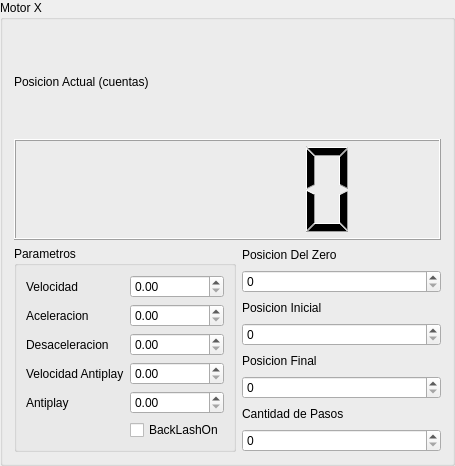
Before: the Qt Designer form components/Platina/conf.ui in FranciscoGauna/Microscopy-Program, drawn with Qt 5.
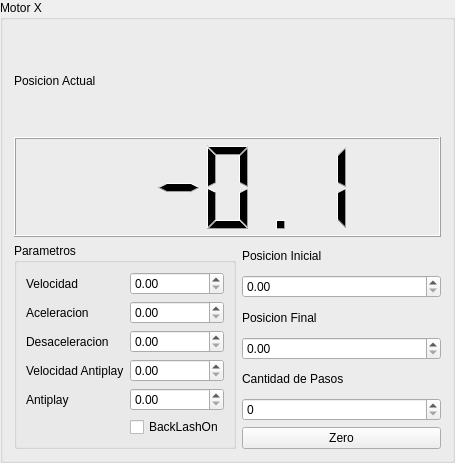
After: the same form once the commit is applied.

The edit to the form file:
```diff
--- a/components/Platina/conf.ui
+++ b/components/Platina/conf.ui
@@ -7,7 +7,7 @@
     <x>0</x>
     <y>0</y>
     <width>455</width>
-    <height>466</height>
+    <height>463</height>
    </rect>
   </property>
   <property name="windowTitle">
@@ -20,12 +20,22 @@
    <item>
     <widget class="QLabel" name="label">
      <property name="text">
-      <string>Posicion Actual (cuentas)</string>
+      <string>Posicion Actual</string>
      </property>
     </widget>
    </item>
    <item>
-    <widget class="QLCDNumber" name="pos_number"/>
+    <widget class="QLCDNumber" name="pos_number">
+     <property name="font">
+      <font>
+       <weight>75</weight>
+       <bold>true</bold>
+      </font>
+     </property>
+     <property name="value" stdset="0">
+      <double>-0.103370000000000</double>
+     </property>
+    </widget>
    </item>
    <item>
     <layout class="QHBoxLayout" name="horizontalLayout">
@@ -98,24 +108,14 @@
      <item>
       <layout class="QVBoxLayout" name="verticalLayout_2">
        <item>
-        <widget class="QLabel" name="label_2">
-         <property name="text">
-          <string>Posicion Del Zero</string>
-         </property>
-        </widget>
-       </item>
-       <item>
-        <widget class="QSpinBox" name="init_pos_sb"/>
-       </item>
-       <item>
-        <widget class="QLabel" name="label_8">
+        <widget class="QLabel" name="initial_pos_label">
          <property name="text">
           <string>Posicion Inicial</string>
          </property>
         </widget>
        </item>
        <item>
-        <widget class="QSpinBox" name="min_pos_sb"/>
+        <widget class="QDoubleSpinBox" name="initial_pos_sb"/>
        </item>
        <item>
         <widget class="QLabel" name="label_9">
@@ -125,7 +125,7 @@
         </widget>
        </item>
        <item>
-        <widget class="QSpinBox" name="max_pos_sb"/>
+        <widget class="QDoubleSpinBox" name="final_pos_sb"/>
        </item>
        <item>
         <widget class="QLabel" name="label_10">
@@ -137,6 +137,13 @@
        <item>
         <widget class="QSpinBox" name="amount_pos_sb"/>
        </item>
+       <item>
+        <widget class="QPushButton" name="zero_button">
+         <property name="text">
+          <string>Zero</string>
+         </property>
+        </widget>
+       </item>
       </layout>
      </item>
     </layout>
```
Left out of the diff: 36 changed lines with no effect on the pictures.
